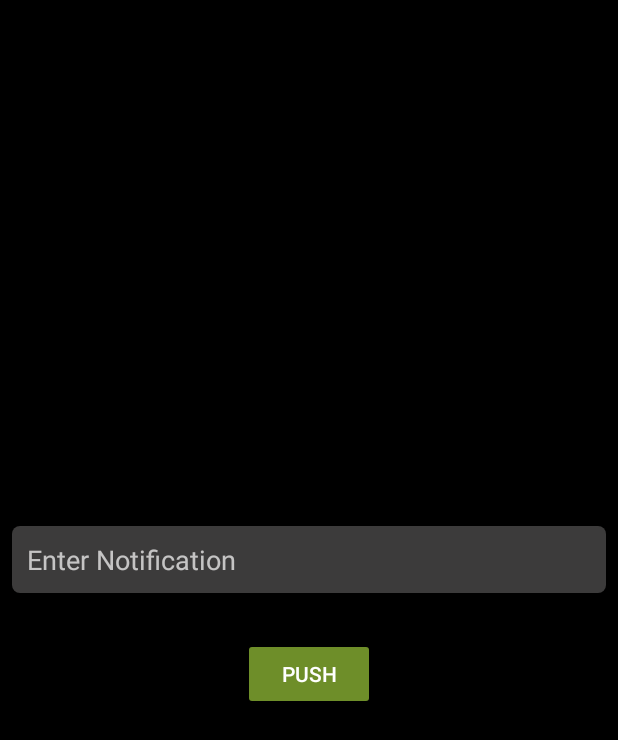
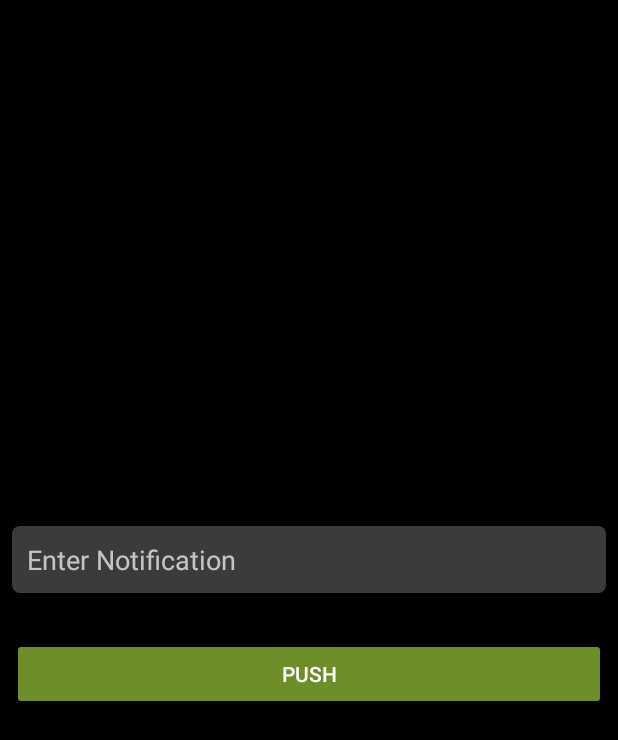
Before and after one commit to khan-mujeeb/Admin-Dashboard, an Android app: the NotifficationActivity screen opened directly, with no data from a screen before it, on a phone screen of 412 x 824 dp. Shown: the top 740 px of the screen. Run offline under Robolectric (Android 15) with nearby library versions, the phone set to English and light mode, and no system bars; our stand-ins replace Firebase (no records; nobody signed in at launch, a user with empty details on screens opened directly); 1 statement that could not run was skipped.

Commit message:
support for android 13 added and minor bug fixed and improve overall system stability and performance

```diff
--- a/app/build.gradle
+++ b/app/build.gradle
@@ -39,9 +39,6 @@ android {
 
 dependencies {
 
-    //gif image
-    implementation 'pl.droidsonroids.gif:android-gif-drawable:1.2.25'
-
     //firebase
     // Import the BoM for the Firebase platform
     implementation platform('com.google.firebase:firebase-bom:31.2.2')
--- a/app/src/main/java/com/example/admindashboard/data/Pdf.kt
+++ b/app/src/main/java/com/example/admindashboard/data/Pdf.kt
@@ -7,5 +7,6 @@ data class Pdf(
     var senderName: String = "",
     var date: String = "",
     var time: String = "",
-    var publication: String = ""
+    var publication: String = "",
+    var fileName: String = ""
 )
--- a/app/src/main/java/com/example/admindashboard/ui/AddBooks.kt
+++ b/app/src/main/java/com/example/admindashboard/ui/AddBooks.kt
@@ -90,9 +90,6 @@ class AddBooks : AppCompatActivity() {
 
 
     }
-
-    // upload books / pyq
-
 
     private fun setSemViewGroup() {
         binding!!.semesterRadioGrp.setOnCheckedChangeListener { _, checkedId ->
--- a/app/src/main/res/drawable/baseline_cloud_upload_24.xml
+++ b/app/src/main/res/drawable/baseline_cloud_upload_24.xml
@@ -1,5 +1,5 @@
-<vector android:height="50dp" android:tint="#6E8E29"
+<vector android:height="70dp" android:tint="#6E8E29"
     android:viewportHeight="24" android:viewportWidth="24"
-    android:width="50dp" xmlns:android="http://schemas.android.com/apk/res/android">
+    android:width="70dp" xmlns:android="http://schemas.android.com/apk/res/android">
     <path android:fillColor="@android:color/white" android:pathData="M19.35,10.04C18.67,6.59 15.64,4 12,4 9.11,4 6.6,5.64 5.35,8.04 2.34,8.36 0,10.91 0,14c0,3.31 2.69,6 6,6h13c2.76,0 5,-2.24 5,-5 0,-2.64 -2.05,-4.78 -4.65,-4.96zM14,13v4h-4v-4H7l5,-5 5,5h-3z"/>
 </vector>
--- a/app/src/main/res/layout/activity_add_books.xml
+++ b/app/src/main/res/layout/activity_add_books.xml
@@ -235,7 +235,7 @@
         android:layout_width="match_parent"
         android:layout_height="wrap_content"
         android:orientation="vertical"
-        android:visibility="gone">
+        android:visibility="invisible">
 
         <TextView
             android:id="@+id/headling_sub"
@@ -301,6 +301,7 @@
 
 
     <Button
+        android:layout_marginTop="10dp"
         android:id="@+id/next"
         android:layout_width="match_parent"
         android:layout_height="wrap_content"
--- a/app/src/main/res/layout/activity_login.xml
+++ b/app/src/main/res/layout/activity_login.xml
@@ -9,6 +9,7 @@
     tools:context=".ui.LoginActivity">
 
     <TextView
+        android:textStyle="bold"
         android:layout_width="wrap_content"
         android:layout_height="wrap_content"
         android:text="@string/login_your_account"
@@ -55,6 +56,7 @@
         android:padding="10dp" />
 
     <Button
+        android:backgroundTint="@color/selected"
         android:id="@+id/loginBtn"
         android:layout_width="match_parent"
         android:layout_height="wrap_content"
--- a/app/src/main/res/layout/activity_main.xml
+++ b/app/src/main/res/layout/activity_main.xml
@@ -96,6 +96,7 @@
             app:cardCornerRadius="10dp">
 
             <TextView
+                android:minLines="2"
                 android:layout_width="wrap_content"
                 android:layout_height="wrap_content"
                 android:layout_gravity="center_vertical"
--- a/app/src/main/res/layout/activity_notiffication.xml
+++ b/app/src/main/res/layout/activity_notiffication.xml
@@ -1,5 +1,5 @@
 <?xml version="1.0" encoding="utf-8"?>
-<LinearLayout xmlns:android="http://schemas.android.com/apk/res/android"
+<RelativeLayout xmlns:android="http://schemas.android.com/apk/res/android"
     xmlns:app="http://schemas.android.com/apk/res-auto"
     xmlns:tools="http://schemas.android.com/tools"
     android:layout_width="match_parent"
@@ -9,6 +9,7 @@
     android:layout_height="match_parent"
     tools:context=".ui.NotifficationActivity">
     <EditText
+        android:layout_above="@id/push"
         android:background="@drawable/edit_text_bg"
         android:hint="Enter Notification"
         android:padding="10dp"
@@ -21,7 +22,10 @@
         android:layout_marginTop="30dp"
         android:padding="10dp"
         android:text="Push"
+        android:layout_alignParentEnd="true"
+        android:layout_alignParentStart="true"
+        android:layout_alignParentBottom="true"
         android:backgroundTint="@color/selected"
         android:layout_width="wrap_content"
         android:layout_height="wrap_content"/>
-</LinearLayout>
+</RelativeLayout>
--- a/app/src/main/res/layout/activity_upload.xml
+++ b/app/src/main/res/layout/activity_upload.xml
@@ -68,6 +68,9 @@
     </LinearLayout>
 
     <EditText
+
+        android:maxLines="1"
+        android:textColor="@color/black"
         android:layout_marginStart="10dp"
         android:layout_marginEnd="10dp"
         android:layout_marginTop="10dp"
```
Also changed, not shown: app/src/main/java/com/example/admindashboard/ui/UploadActivity.kt (+20 -8 lines).
